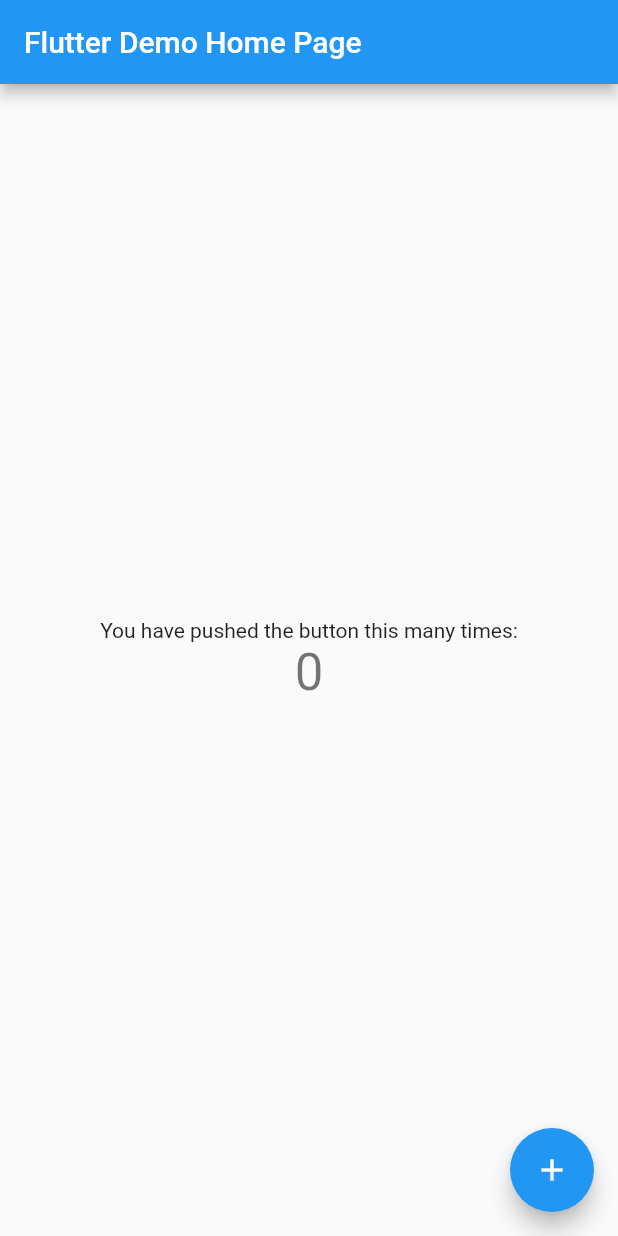
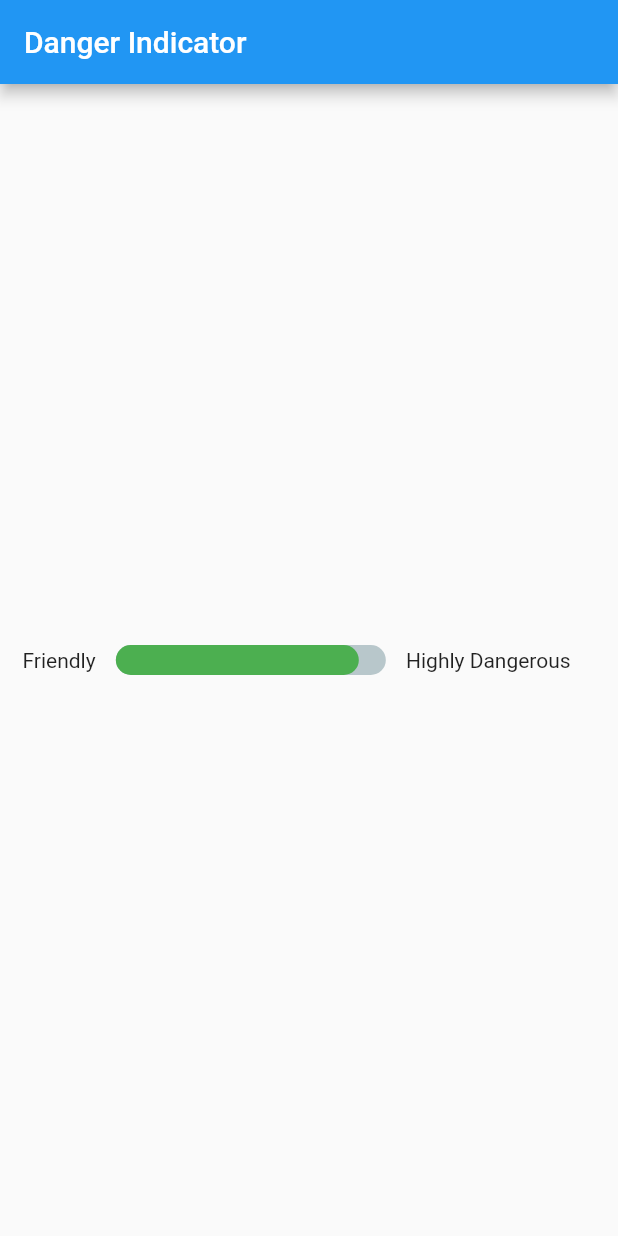
Before and after one commit to NoahGibson/bear_grylls, a Flutter app: the screen it shows after launch, on a phone screen of 412 x 824 dp. Run offline on Flutter 3.47's test engine with Material 2 defaults, Android fonts, the phone set to English and light mode, and no system bars; drawn by our look-alikes of percent_indicator.

Commit message:
danger indicator bar

```diff
--- a/bear_grylls/lib/main.dart
+++ b/bear_grylls/lib/main.dart
@@ -1,4 +1,5 @@
 import 'package:flutter/material.dart';
+import 'package:percent_indicator/percent_indicator.dart';
 
 void main() => runApp(MyApp());
 
@@ -57,55 +58,34 @@ class _MyHomePageState extends State<MyHomePage> {
     });
   }
 
+
   @override
   Widget build(BuildContext context) {
-    // This method is rerun every time setState is called, for instance as done
-    // by the _incrementCounter method above.
-    //
-    // The Flutter framework has been optimized to make rerunning build methods
-    // fast, so that you can just rebuild anything that needs updating rather
-    // than having to individually change instances of widgets.
     return Scaffold(
-      appBar: AppBar(
-        // Here we take the value from the MyHomePage object that was created by
-        // the App.build method, and use it to set our appbar title.
-        title: Text(widget.title),
+      appBar: new AppBar(
+        title: new Text("Danger Indicator"),
       ),
       body: Center(
-        // Center is a layout widget. It takes a single child and positions it
-        // in the middle of the parent.
         child: Column(
-          // Column is also a layout widget. It takes a list of children and
-          // arranges them vertically. By default, it sizes itself to fit its
-          // children horizontally, and tries to be as tall as its parent.
-          //
-          // Invoke "debug painting" (press "p" in the console, choose the
-          // "Toggle Debug Paint" action from the Flutter Inspector in Android
-          // Studio, or the "Toggle Debug Paint" command in Visual Studio Code)
-          // to see the wireframe for each widget.
-          //
-          // Column has various properties to control how it sizes itself and
-          // how it positions its children. Here we use mainAxisAlignment to
-          // center the children vertically; the main axis here is the vertical
-          // axis because Columns are vertical (the cross axis would be
-          // horizontal).
           mainAxisAlignment: MainAxisAlignment.center,
           children: <Widget>[
-            Text(
-              'You have pushed the button this many times:',
-            ),
-            Text(
-              '$_counter',
-              style: Theme.of(context).textTheme.display1,
+            Padding(
+              padding: EdgeInsets.all(15.0),
+              child: new LinearPercentIndicator(
+                width: 200.0,
+                animation: true,
+                lineHeight: 20.0,
+                leading: new Text("Friendly "),
+                trailing: new Text(" Highly Dangerous"),
+                animationDuration: 2000,
+                percent: 0.9,
+                linearStrokeCap: LinearStrokeCap.roundAll,
+                progressColor: Colors.green,
+              ),
             ),
           ],
         ),
       ),
-      floatingActionButton: FloatingActionButton(
-        onPressed: _incrementCounter,
-        tooltip: 'Increment',
-        child: Icon(Icons.add),
-      ), // This trailing comma makes auto-formatting nicer for build methods.
     );
   }
 }
--- a/bear_grylls/pubspec.yaml
+++ b/bear_grylls/pubspec.yaml
@@ -23,6 +23,7 @@ dependencies:
   # The following adds the Cupertino Icons font to your application.
   # Use with the CupertinoIcons class for iOS style icons.
   cupertino_icons: ^0.1.2
+  percent_indicator: "^2.1.1"
 
 dev_dependencies:
   flutter_test:
```
Also changed, not shown: bear_grylls/pubspec.lock.
